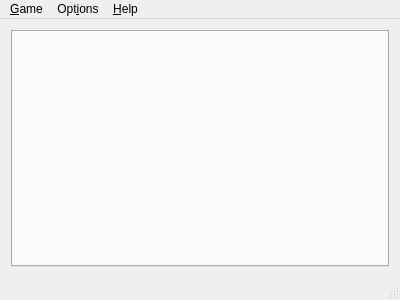
Old version of the form gui/mainwindow.ui in the repository stephan-gh/SeaBattle.
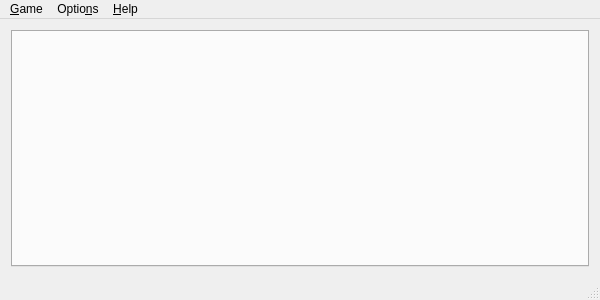
New version of the form.

Commit message: Add base for game widgets, and prepare game draft

The edit to the form file:
```diff
--- a/gui/mainwindow.ui
+++ b/gui/mainwindow.ui
@@ -6,7 +6,7 @@
    <rect>
     <x>0</x>
     <y>0</y>
-    <width>400</width>
+    <width>600</width>
     <height>300</height>
    </rect>
   </property>
@@ -20,12 +20,12 @@
       <property name="currentIndex">
        <number>-1</number>
       </property>
-      <property name="usesScrollButtons">
-       <bool>false</bool>
-      </property>
       <property name="tabsClosable">
        <bool>true</bool>
       </property>
+      <property name="movable">
+       <bool>true</bool>
+      </property>
       <property name="tabBarAutoHide">
        <bool>true</bool>
       </property>
@@ -38,7 +38,7 @@
     <rect>
      <x>0</x>
      <y>0</y>
-     <width>400</width>
+     <width>600</width>
      <height>22</height>
     </rect>
    </property>
@@ -61,7 +61,7 @@
    </widget>
    <widget class="QMenu" name="menuSettings">
     <property name="title">
-     <string>Opt&amp;ions</string>
+     <string>Optio&amp;ns</string>
     </property>
     <addaction name="actionGames"/>
    </widget>
```
Left out of the diff: 2 changed lines with no effect on the pictures. The commit also changes 7 other files.
